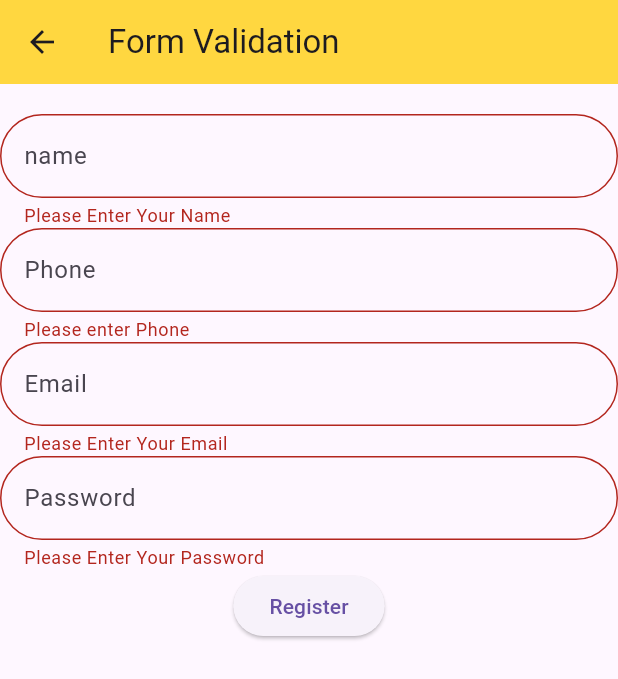
After one commit to Nikhilbardeja/Flutter_Tutorial, a Flutter app: the Validateforms screen opened directly, after a tap on "Register", on a phone screen of 412 x 824 dp. The commit adds this screen. Shown: the top 679 px of the screen. Run offline on Flutter 3.47's test engine with Material 3 defaults, Android fonts, the phone set to English and light mode, and no system bars.

Commit message:
form validation - 20

```diff
--- a/lib/TextFieldScreen.dart
+++ b/lib/TextFieldScreen.dart
@@ -40,6 +40,7 @@ class _Textfieldscreen extends State<Textfieldscreen>{
 				),
 				SizedBox(height: 10),
 				TextField(
+          obscureText: false,
 					maxLines: 7,
 					decoration: InputDecoration(
 						hintText: "Describe yourself",
--- /dev/null
+++ b/lib/ValidateForms.dart
@@ -0,0 +1,80 @@
+import 'package:flutter/material.dart';
+
+
+class Validateforms extends StatefulWidget{
+	const Validateforms({super.key});
+
+  @override
+  State<Validateforms> createState() => _ValidateformsState();
+}
+
+class _ValidateformsState extends State<Validateforms> {
+
+	TextEditingController name = TextEditingController();
+	TextEditingController email = TextEditingController();
+	TextEditingController phone = TextEditingController();
+	TextEditingController password = TextEditingController();
+
+	InputDecoration Function(String) decoration = (String hintText) => InputDecoration(
+		hintText: hintText,
+		border: OutlineInputBorder(borderRadius: BorderRadius.circular(40))
+	);
+
+	final formKey = GlobalKey<FormState>();
+
+	String? Function(String? field) validator (String field) =>  (value){if (value == null || value.isEmpty){
+									return "Please Enter Your $field";
+								}
+								return null;};
+
+	@override
+  Widget build(BuildContext context) {
+    return Scaffold(
+		appBar: AppBar(
+			title: Text("Form Validation"),
+			backgroundColor: Colors.amberAccent,
+		),
+
+		body: Form(
+				key: formKey,
+
+				  child: Column(
+					children: [
+						SizedBox(height: 20),
+						TextFormField(
+							controller: name,
+							decoration: decoration("name"),
+							validator: validator("Name"),
+						),
+						TextFormField(
+							controller: phone,
+							decoration: decoration("Phone"),
+							validator: (value){
+								if(value==null||value.isEmpty){
+									return "Please enter Phone";
+								}
+								if(value.length != 10) return "Length must be 10";
+							}
+						),
+						TextFormField(
+							controller: email,
+							decoration: decoration("Email"),
+							validator: validator("Email"),
+						),
+						TextFormField(
+							controller: password,
+							decoration: decoration("Password"),
+							validator: validator("Password"),
+						),
+						ElevatedButton(onPressed: (){
+							if(formKey.currentState!.validate()){
+
+							}
+						},
+						child: Text("Register"))
+					],
+				  ),
+				),
+	);
+  }
+}
```
